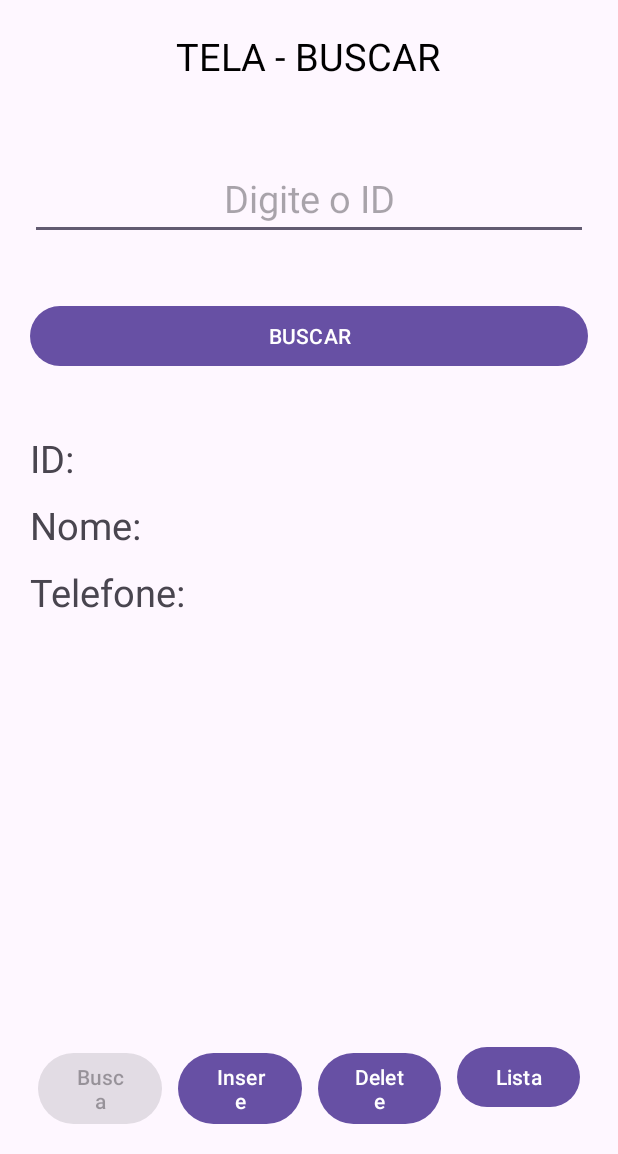
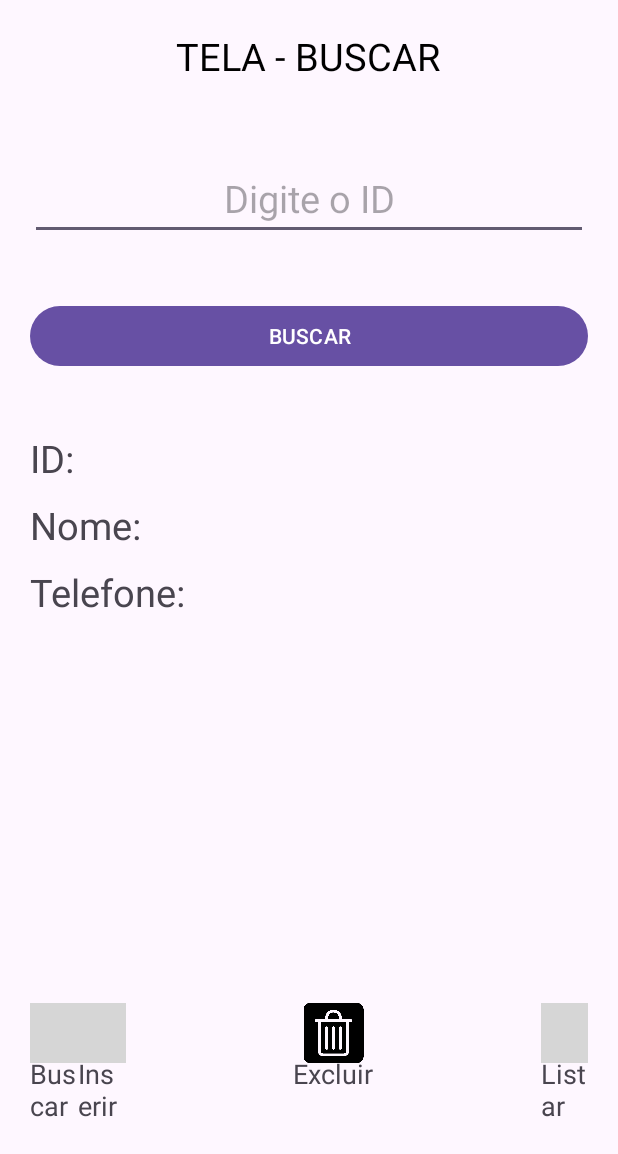
Before and after one commit to ferdinandiz/Android_2024_Aula12, an Android app: the screen it shows after launch (BuscarActivity), on a phone screen of 412 x 824 dp, the part 82-1236 px from its top. Run offline under Robolectric (Android 15) with nearby library versions, the phone set to English and light mode, and no system bars; 1 statement that could not run was skipped; grey boxes are pictures that could not be loaded.

Commit message:
Feature: Aula 12 WebeService - Troca de componentes de botões para RelativeLayout com um texto e uma imagem - Função para inativar componente

```diff
--- a/app/src/main/java/com/fer/aula12_webservice/BuscarActivity.java
+++ b/app/src/main/java/com/fer/aula12_webservice/BuscarActivity.java
@@ -1,18 +1,21 @@
 package com.fer.aula12_webservice;
 
-import androidx.appcompat.app.AppCompatActivity;
-
-import android.content.Intent;
+import android.graphics.Color;
 import android.os.Bundle;
 import android.os.Handler;
 import android.os.Looper;
 import android.view.View;
 import android.widget.Button;
 import android.widget.EditText;
+import android.widget.ImageView;
+import android.widget.RelativeLayout;
 import android.widget.TextView;
 import android.widget.Toast;
 
+import androidx.appcompat.app.AppCompatActivity;
+
 import com.fer.aula12_webservice.model.Pessoa;
+import com.fer.aula12_webservice.util.Aula12Util;
 import com.google.gson.Gson;
 
 import java.io.IOException;
@@ -24,7 +27,8 @@ import java.util.concurrent.Executors;
 
 public class BuscarActivity extends AppCompatActivity {
 
-    Button btnBuscar, btnInserir, btnDeletar, btnListar,btnBuscarInfo;
+    RelativeLayout btnBuscar, btnInserir, btnDeletar, btnListar;
+    Button btnBuscarInfo;
     EditText edID;
     TextView txtID, txtNome, txtTelefone;
 
@@ -45,7 +49,7 @@ public class BuscarActivity extends AppCompatActivity {
         ExecutorService executor = Executors.newSingleThreadExecutor();
         Handler handler = new Handler(Looper.getMainLooper());
 
-        btnBuscar.setEnabled(false);
+        Aula12Util.desativaComponente(getApplicationContext(), btnBuscar);
         btnInserir.setOnClickListener(new View.OnClickListener() {
             @Override
             public void onClick(View view) {
--- a/app/src/main/res/layout/activity_deletar.xml
+++ b/app/src/main/res/layout/activity_deletar.xml
@@ -20,7 +20,7 @@
         android:layout_width="wrap_content"
         android:layout_height="wrap_content"
         android:layout_below="@id/texto1"
-        android:text="TELA - DELETAR"
+        android:text="TELA - EXCLUIR"
         android:textColor="@color/black"
         android:layout_centerHorizontal="true"
         android:textSize="25sp"
--- a/app/src/main/res/layout/layout_botoes.xml
+++ b/app/src/main/res/layout/layout_botoes.xml
@@ -4,33 +4,88 @@
     android:layout_width="match_parent"
     android:layout_height="wrap_content"
     android:weightSum="4">
-    <Button
-        android:id="@+id/btnBusca"
-        android:layout_width="wrap_content"
-        android:layout_height="wrap_content"
-        android:text="Busca"
-        android:layout_weight="1"
-        android:layout_marginHorizontal="5dp" />
-    <Button
+        <RelativeLayout
+            android:id="@+id/btnBusca"
+            android:layout_width="wrap_content"
+            android:layout_height="wrap_content"
+            android:layout_weight="1">
+            <ImageView
+                android:id="@+id/buscar"
+                android:layout_width="wrap_content"
+                android:layout_height="40dp"
+                android:layout_centerHorizontal="true"
+                android:src="@drawable/buscar"/>
+            <TextView
+                android:id="@+id/t1"
+                android:layout_width="wrap_content"
+                android:layout_height="wrap_content"
+                android:text="Buscar"
+                android:layout_centerHorizontal="true"
+                android:layout_below="@id/buscar"
+                android:layout_marginTop="-5sp"
+                android:textSize="18sp"/>
+        </RelativeLayout>
+    <RelativeLayout
         android:id="@+id/btnInsere"
         android:layout_width="wrap_content"
         android:layout_height="wrap_content"
-        android:text="Insere"
-        android:layout_weight="1"
-        android:layout_marginHorizontal="5dp" />
-    <Button
+        android:layout_weight="1">
+        <ImageView
+            android:id="@+id/inserir"
+            android:layout_width="wrap_content"
+            android:layout_height="40dp"
+            android:layout_centerHorizontal="true"
+            android:src="@drawable/inserir"/>
+        <TextView
+            android:id="@+id/t2"
+            android:layout_width="wrap_content"
+            android:layout_height="wrap_content"
+            android:text="Inserir"
+            android:layout_centerHorizontal="true"
+            android:layout_below="@id/inserir"
+            android:layout_marginTop="-5sp"
+            android:textSize="18sp"/>
+    </RelativeLayout>
+    <RelativeLayout
         android:id="@+id/btnDelete"
         android:layout_width="wrap_content"
         android:layout_height="wrap_content"
-        android:text="Delete"
-        android:layout_weight="1"
-        android:layout_marginHorizontal="5dp" />
-
-    <Button
+        android:layout_weight="1">
+        <ImageView
+            android:id="@+id/excluir"
+            android:layout_width="wrap_content"
+            android:layout_height="40dp"
+            android:layout_centerHorizontal="true"
+            android:src="@drawable/excluir"/>
+        <TextView
+            android:id="@+id/t3"
+            android:layout_width="wrap_content"
+            android:layout_height="wrap_content"
+            android:text="Excluir"
+            android:layout_centerHorizontal="true"
+            android:layout_below="@id/excluir"
+            android:layout_marginTop="-5sp"
+            android:textSize="18sp"/>
+    </RelativeLayout>
+    <RelativeLayout
         android:id="@+id/btnLista"
         android:layout_width="wrap_content"
         android:layout_height="wrap_content"
-        android:text="Lista"
-        android:layout_weight="1"
-        android:layout_marginHorizontal="5dp" />
+        android:layout_weight="1">
+        <ImageView
+            android:id="@+id/listar"
+            android:layout_width="wrap_content"
+            android:layout_height="40dp"
+            android:layout_centerHorizontal="true"
+            android:src="@drawable/listar"/>
+        <TextView
+            android:id="@+id/t4"
+            android:layout_width="wrap_content"
+            android:layout_height="wrap_content"
+            android:text="Listar"
+            android:layout_centerHorizontal="true"
+            android:layout_below="@id/listar"
+            android:layout_marginTop="-5sp"
+            android:textSize="18sp"/>
+    </RelativeLayout>
 </LinearLayout>
```
Also changed, not shown: app/src/main/res/drawable-nodpi/excluir.png (added).
